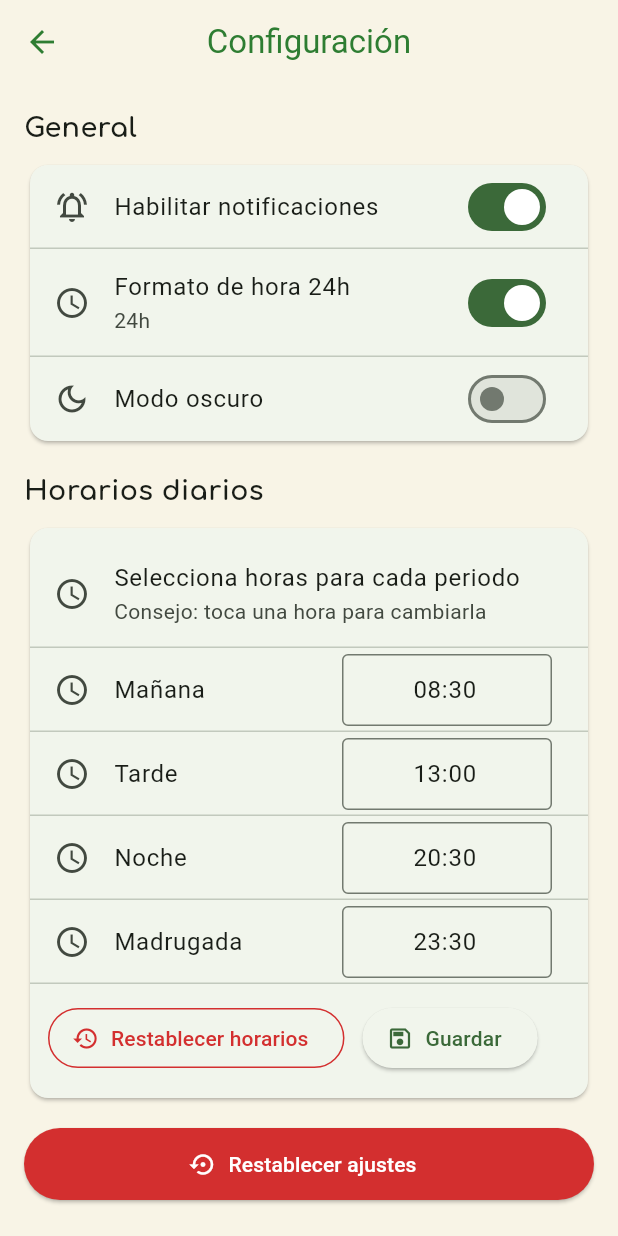
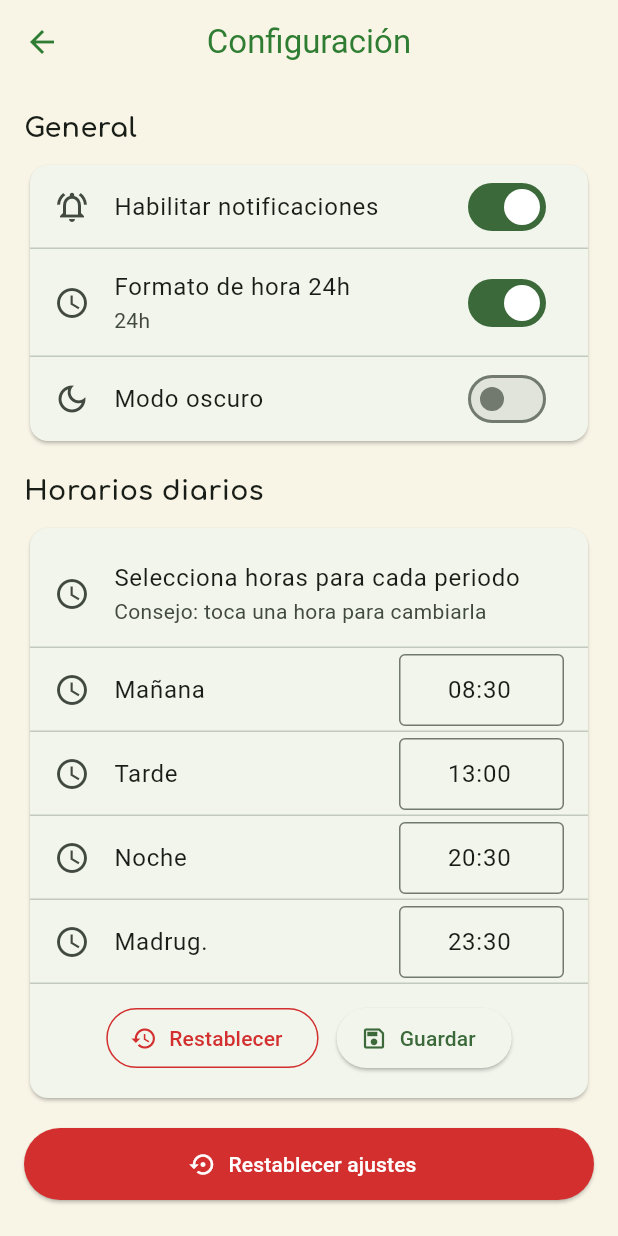
Before and after one commit to CarlosCartinCascante/love_garden_app, a Flutter app: the SettingsScreen screen opened directly, on a phone screen of 412 x 824 dp. Run offline on Flutter 3.47's test engine with Material 3 defaults, Android fonts, the phone set to English and light mode, and no system bars; our stand-ins replace firebase_core, flutter_local_notifications, flutter_timezone, google_fonts, share_plus, shared_preferences and 1 more; accounts and stored records are empty.

Commit message:
Minor style changes for mobiles

```diff
--- a/lib/screens/settings_screen.dart
+++ b/lib/screens/settings_screen.dart
@@ -18,10 +18,33 @@ class _SettingsScreenState extends State<SettingsScreen> {
     'mañana': 'Mañana',
     'tarde': 'Tarde',
     'noche': 'Noche',
-    'madrugada': 'Madrugada',
+    'madrugada': 'Madrug.',
   };
   // Stores canonical HH:mm times; TextFields show formatted view (12h/24h)
   final Map<String, String> _rawTimes = {};
+
+  // Canonicalize any input to HH:mm (handles single-digit hours and AM/PM)
+  String _canonicalize(String? input) {
+    if (input == null) return '';
+    final s = input.trim();
+    if (s.isEmpty) return '';
+    final upper = s.toUpperCase();
+    final isAM = upper.contains('AM');
+    final isPM = upper.contains('PM');
+    // Keep only digits and colon to parse numbers safely (e.g., "30 PM" -> "30")
+    final cleaned = upper.replaceAll(RegExp(r'[^0-9:]'), '');
+    final parts = cleaned.split(':');
+    if (parts.length < 2) return '';
+    int h = int.tryParse(parts[0]) ?? 0;
+    int m = int.tryParse(parts[1].padRight(2, '0').substring(0, 2)) ?? 0;
+    if (isPM && h < 12) h += 12;
+    if (isAM && h == 12) h = 0;
+    if (h < 0) h = 0; if (h > 23) h = 23;
+    if (m < 0) m = 0; if (m > 59) m = 59;
+    final hh = h.toString().padLeft(2, '0');
+    final mm = m.toString().padLeft(2, '0');
+    return '$hh:$mm';
+  }
 
   @override
   void initState() {
@@ -29,10 +52,11 @@ class _SettingsScreenState extends State<SettingsScreen> {
     final prefs = context.read<AppStateProvider>().userPreferences;
     final use24h = prefs.use24hFormat;
     for (final p in _periods) {
-      final raw = prefs.notificationTimes[p] ?? '';
-      _rawTimes[p] = raw;
+      final rawPref = prefs.notificationTimes[p] ?? '';
+      final canon = _canonicalize(rawPref);
+      _rawTimes[p] = canon;
       _controllers[p] = TextEditingController(
-        text: raw.isEmpty ? '' : _formatDisplayTime(raw, use24h),
+        text: canon.isEmpty ? '' : _formatDisplayTime(canon, use24h),
       );
     }
   }
@@ -115,6 +139,10 @@ class _SettingsScreenState extends State<SettingsScreen> {
 
   Future<void> _saveTimes(AppStateProvider app) async {
     final times = Map<String, String>.from(_rawTimes);
+    // Normalize to canonical HH:mm before validation/saving
+    for (final p in _periods) {
+      times[p] = _canonicalize(times[p]);
+    }
     // Validate canonical HH:mm values
     for (final p in _periods) {
       final v = times[p] ?? '';
@@ -155,8 +183,9 @@ class _SettingsScreenState extends State<SettingsScreen> {
           // Ensure displayed text reflects the current format preference
           for (final p in _periods) {
             final raw = _rawTimes[p] ?? prefs.notificationTimes[p] ?? '';
-            _rawTimes[p] = raw;
-            final display = raw.isEmpty ? '' : _formatDisplayTime(raw, app.use24hFormat);
+            final canon = _canonicalize(raw);
+            _rawTimes[p] = canon;
+            final display = canon.isEmpty ? '' : _formatDisplayTime(canon, app.use24hFormat);
             if (_controllers[p]!.text != display) {
               _controllers[p]!.text = display;
             }
@@ -224,7 +253,9 @@ class _SettingsScreenState extends State<SettingsScreen> {
                       const SizedBox(height: 4),
                       Padding(
                         padding: const EdgeInsets.symmetric(horizontal: 12, vertical: 8),
-                        child: Row(
+                        child: Wrap(
+                          spacing: 12,
+                          runSpacing: 8,
                           children: [
                             Builder(
                               builder: (ctx) {
@@ -237,7 +268,7 @@ class _SettingsScreenState extends State<SettingsScreen> {
                                     if (!mounted) return;
                                     setState(() {
                                       for (final p in _periods) {
-                                        _rawTimes[p] = defaults[p] ?? '';
+                                        _rawTimes[p] = _canonicalize(defaults[p] ?? '');
                                         _controllers[p]!.text = _rawTimes[p]!.isEmpty
                                             ? ''
                                             : _formatDisplayTime(_rawTimes[p]!, app.use24hFormat);
@@ -247,8 +278,9 @@ class _SettingsScreenState extends State<SettingsScreen> {
                                       const SnackBar(content: Text('Horarios restablecidos')),
                                     );
                                   },
-                                  label: const Text('Restablecer horarios'),
+                                  label: const Text('Restablecer'),
                                   style: OutlinedButton.styleFrom(
+                                    minimumSize: const Size(0, 40),
                                     foregroundColor: Theme.of(context).brightness == Brightness.light
                                         ? Colors.red[700]
                                         : Theme.of(context).colorScheme.primary,
@@ -261,11 +293,13 @@ class _SettingsScreenState extends State<SettingsScreen> {
                                 );
                               },
                             ),
-                            const SizedBox(width: 12),
                             ElevatedButton.icon(
                               icon: const Icon(Icons.save_outlined),
                               onPressed: () => _saveTimes(app),
                               label: const Text('Guardar'),
+                              style: ElevatedButton.styleFrom(
+                                minimumSize: const Size(0, 40),
+                              ),
                             ),
                           ],
                         ),
@@ -319,10 +353,11 @@ class _SettingsScreenState extends State<SettingsScreen> {
                         setState(() {
                           for (final p in _periods) {
                             final raw = appProv.userPreferences.notificationTimes[p] ?? '';
-                            _rawTimes[p] = raw;
-                            _controllers[p]!.text = raw.isEmpty
+                            final canon = _canonicalize(raw);
+                            _rawTimes[p] = canon;
+                            _controllers[p]!.text = canon.isEmpty
                                 ? ''
-                                : _formatDisplayTime(raw, appProv.use24hFormat);
+                                : _formatDisplayTime(canon, appProv.use24hFormat);
                           }
                         });
                         messenger.showSnackBar(
@@ -343,13 +378,19 @@ class _SettingsScreenState extends State<SettingsScreen> {
   }
 
   Widget _timeTile(AppStateProvider app, String key) {
+    final inputWidth = app.use24hFormat ? 110.0 : 140.0;
     return Column(
       children: [
         ListTile(
+          contentPadding: const EdgeInsets.symmetric(horizontal: 16),
           leading: const Icon(Icons.access_time),
-          title: Text(_labels[key] ?? key),
+          title: Text(
+            _labels[key] ?? key,
+            maxLines: 1,
+            overflow: TextOverflow.ellipsis,
+          ),
           trailing: SizedBox(
-            width: 140,
+            width: inputWidth,
             child: TextField(
               controller: _controllers[key],
               decoration: const InputDecoration(
```
Also changed, not shown: lib/screens/home_screen.dart (+25 -6 lines).
